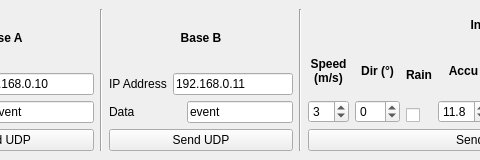
Before: the Qt Designer form F3FChrono/gui/simulate_base.ui in jomarin38/F3FChrono, drawn with Qt 5; both pictures show x 98 to 578 and y 0 to 160 of the 762 by 160 pixel window.
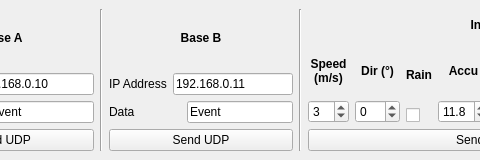
After: the same form once the commit is applied.

Patch:
```diff
--- a/F3FChrono/gui/simulate_base.ui
+++ b/F3FChrono/gui/simulate_base.ui
@@ -153,7 +153,7 @@
           <item>
            <widget class="QLineEdit" name="data_B">
             <property name="text">
-             <string>event</string>
+             <string>Event</string>
             </property>
            </widget>
           </item>
```
